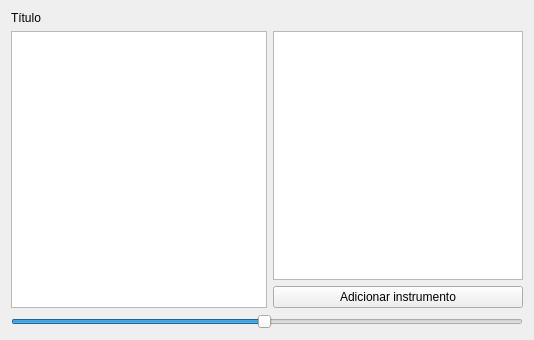
Old version of the form mapawidget.ui in the repository GabrielLasso/MAC0214.
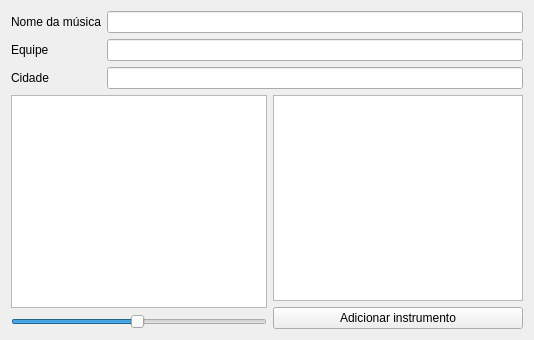
New version of the form. Custom widgets are drawn as their Qt base class.

Commit message: Added header in view

The edit to the form file:
```diff
--- a/mapawidget.ui
+++ b/mapawidget.ui
@@ -15,19 +15,66 @@
   </property>
   <layout class="QVBoxLayout" name="verticalLayout">
    <item>
-    <widget class="QLabel" name="titulo">
-     <property name="text">
-      <string>Título</string>
-     </property>
-     <property name="wordWrap">
-      <bool>false</bool>
-     </property>
-    </widget>
+    <layout class="QFormLayout" name="formLayout">
+     <item row="0" column="0">
+      <widget class="QLabel" name="nomeDaMSicaLabel">
+       <property name="text">
+        <string>Nome da música</string>
+       </property>
+      </widget>
+     </item>
+     <item row="0" column="1">
+      <widget class="QLineEdit" name="musicNameLineEdit"/>
+     </item>
+     <item row="1" column="0">
+      <widget class="QLabel" name="equipeLabel">
+       <property name="text">
+        <string>Equipe</string>
+       </property>
+      </widget>
+     </item>
+     <item row="1" column="1">
+      <widget class="QLineEdit" name="equipeLineEdit"/>
+     </item>
+     <item row="2" column="0">
+      <widget class="QLabel" name="cidadeLabel">
+       <property name="text">
+        <string>Cidade</string>
+       </property>
+      </widget>
+     </item>
+     <item row="2" column="1">
+      <widget class="QLineEdit" name="cidadeLineEdit"/>
+     </item>
+    </layout>
    </item>
    <item>
     <layout class="QHBoxLayout" name="horizontalLayout">
      <item>
-      <widget class="MapaView" name="view"/>
+      <layout class="QVBoxLayout" name="verticalLayout_3">
+       <item>
+        <widget class="MapaView" name="view"/>
+       </item>
+       <item>
+        <widget class="QSlider" name="horizontalSlider">
+         <property name="minimum">
+          <number>1</number>
+         </property>
+         <property name="maximum">
+          <number>100</number>
+         </property>
+         <property name="singleStep">
+          <number>1</number>
+         </property>
+         <property name="value">
+          <number>50</number>
+         </property>
+         <property name="orientation">
+          <enum>Qt::Horizontal</enum>
+         </property>
+        </widget>
+       </item>
+      </layout>
      </item>
      <item>
       <layout class="QVBoxLayout" name="verticalLayout_2">
@@ -58,29 +105,6 @@
      </item>
     </layout>
    </item>
-   <item>
-    <layout class="QVBoxLayout" name="verticalLayout_3">
-     <item>
-      <widget class="QSlider" name="horizontalSlider">
-       <property name="minimum">
-        <number>1</number>
-       </property>
-       <property name="maximum">
-        <number>100</number>
-       </property>
-       <property name="singleStep">
-        <number>1</number>
-       </property>
-       <property name="value">
-        <number>50</number>
-       </property>
-       <property name="orientation">
-        <enum>Qt::Horizontal</enum>
-       </property>
-      </widget>
-     </item>
-    </layout>
-   </item>
   </layout>
  </widget>
  <customwidgets>
```
The commit also changes 10 other files.
